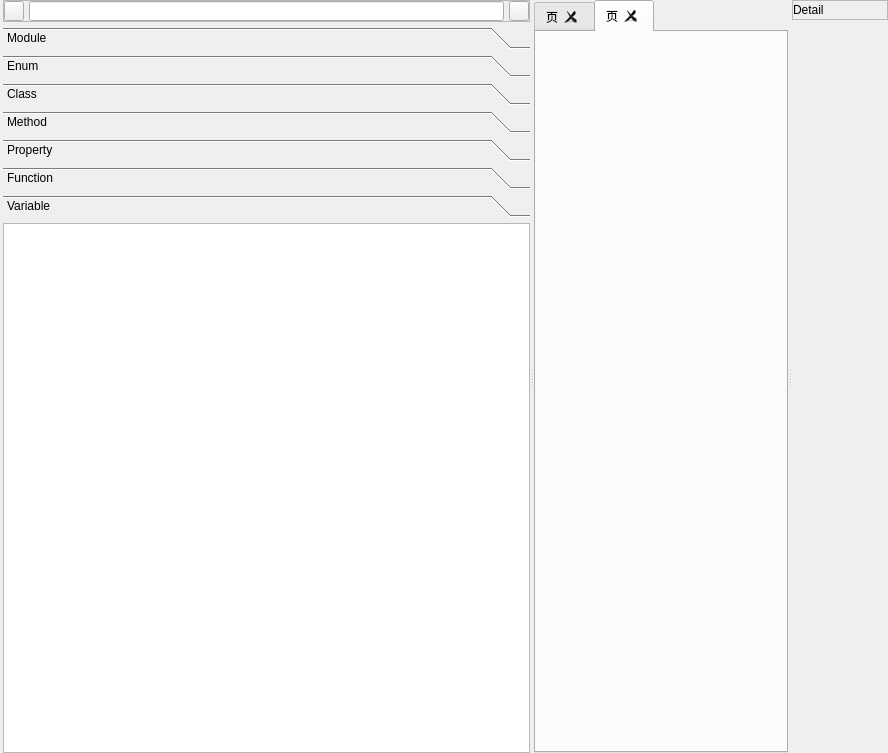
First picture: the form in XS/source/AST/ASTTabWidget.ui, repository xenginez/X, before the edit.
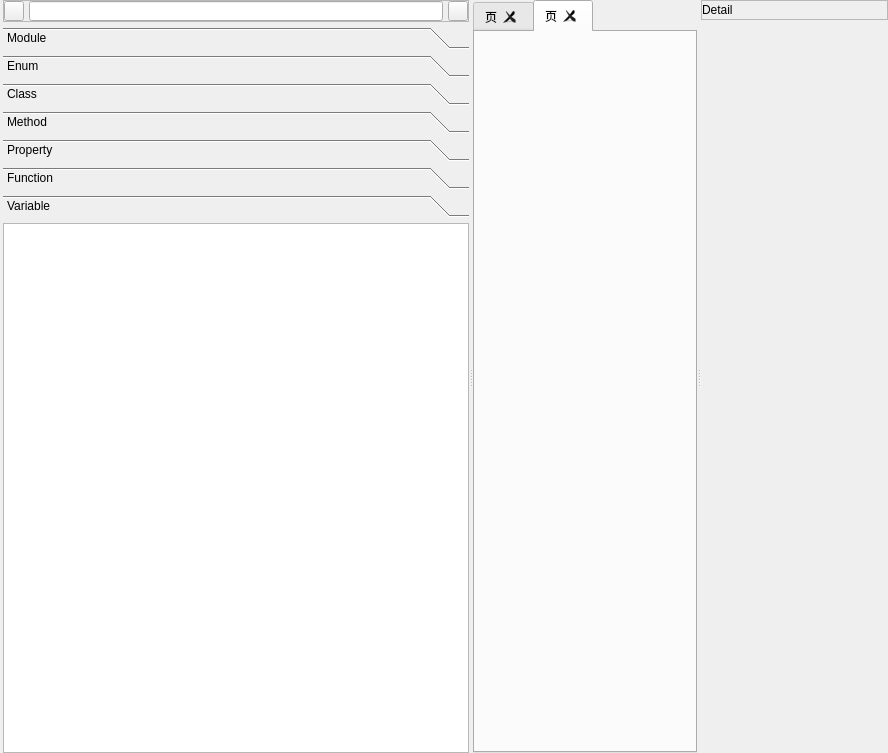
Second picture: the form after the edit. The open tabs and pages were chosen to show the change.

```diff
--- a/XS/source/AST/ASTTabWidget.ui
+++ b/XS/source/AST/ASTTabWidget.ui
@@ -343,7 +343,7 @@
            <rect>
             <x>0</x>
             <y>0</y>
-            <width>527</width>
+            <width>471</width>
             <height>544</height>
            </rect>
           </property>
@@ -479,7 +479,38 @@
         </widget>
        </item>
        <item>
-        <widget class="QWidget" name="widget_2" native="true"/>
+        <widget class="QWidget" name="detail" native="true">
+         <layout class="QVBoxLayout" name="detail_layout">
+          <property name="spacing">
+           <number>0</number>
+          </property>
+          <property name="leftMargin">
+           <number>0</number>
+          </property>
+          <property name="topMargin">
+           <number>0</number>
+          </property>
+          <property name="rightMargin">
+           <number>0</number>
+          </property>
+          <property name="bottomMargin">
+           <number>0</number>
+          </property>
+          <item>
+           <spacer name="horizontalSpacer_2">
+            <property name="orientation">
+             <enum>Qt::Horizontal</enum>
+            </property>
+            <property name="sizeHint" stdset="0">
+             <size>
+              <width>103</width>
+              <height>20</height>
+             </size>
+            </property>
+           </spacer>
+          </item>
+         </layout>
+        </widget>
        </item>
       </layout>
      </widget>
```
Left out of the diff: 56 changed lines with no effect on the pictures.
